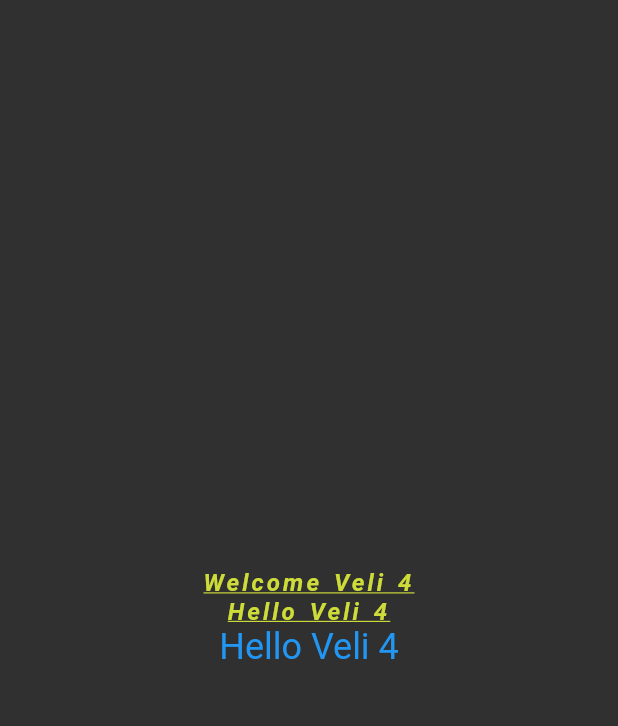
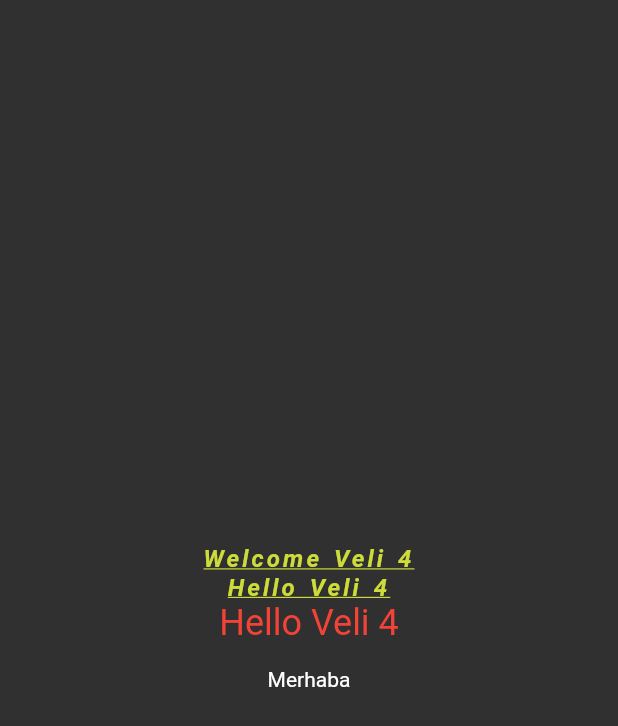
Before and after one commit to mrFarukk/flutter_full_learning1, a Flutter app: the TextLearnView screen opened directly, on a phone screen of 412 x 824 dp. Shown: the top 726 px of the screen. Run offline on Flutter 3.47's test engine with Material 2 defaults, Android fonts, the phone set to English and light mode, and no system bars.

Commit message:
text_learn_view1

```diff
--- a/lib/101/text_learn_view.dart
+++ b/lib/101/text_learn_view.dart
@@ -1,8 +1,12 @@
 import 'package:flutter/material.dart';
 
 class TextLearnView extends StatelessWidget {
-  const TextLearnView({super.key});
+  TextLearnView({super.key, this.userName});
   final String name = "Veli";
+
+  final String? userName;
+
+  final ProjectKeys keys = ProjectKeys();
   @override
   Widget build(BuildContext context) {
     return Scaffold(
@@ -42,6 +46,8 @@ class TextLearnView extends StatelessWidget {
                   .headline5
                   ?.copyWith(color: ProjectColors.welcomeColor),
             ),
+            Text(userName ?? ''),
+            Text(keys.welcome),
           ],
         ),
       ),
@@ -62,5 +68,9 @@ class ProjectStyles {
 }
 
 class ProjectColors {
-  static Color welcomeColor = Colors.blue;
+  static Color welcomeColor = Colors.red;
 }
+
+class ProjectKeys {
+  final String welcome = 'Merhaba';
+}
--- a/lib/main.dart
+++ b/lib/main.dart
@@ -9,6 +9,7 @@ import 'package:flutter_full_learn/101/custom_widget_learn.dart';
 import 'package:flutter_full_learn/101/icon_learn.dart';
 import 'package:flutter_full_learn/101/image_learn.dart';
 import 'package:flutter_full_learn/101/indicator_learn.dart';
+import 'package:flutter_full_learn/101/list_tile_learn.dart';
 import 'package:flutter_full_learn/101/padding_learn.dart';
 import 'package:flutter_full_learn/101/scaffold_learn.dart';
 import 'package:flutter_full_learn/101/stateless_learn.dart';
@@ -38,7 +39,7 @@ class MyApp extends StatelessWidget {
             backgroundColor: Colors.transparent,
             elevation: 0,
           )),
-      home: const IndicatorLearn(),
+      home: TextLearnView(),
     );
   }
 }
```
Also changed, not shown: lib/101/list_tile_learn.dart (added, +24 -0 lines).
